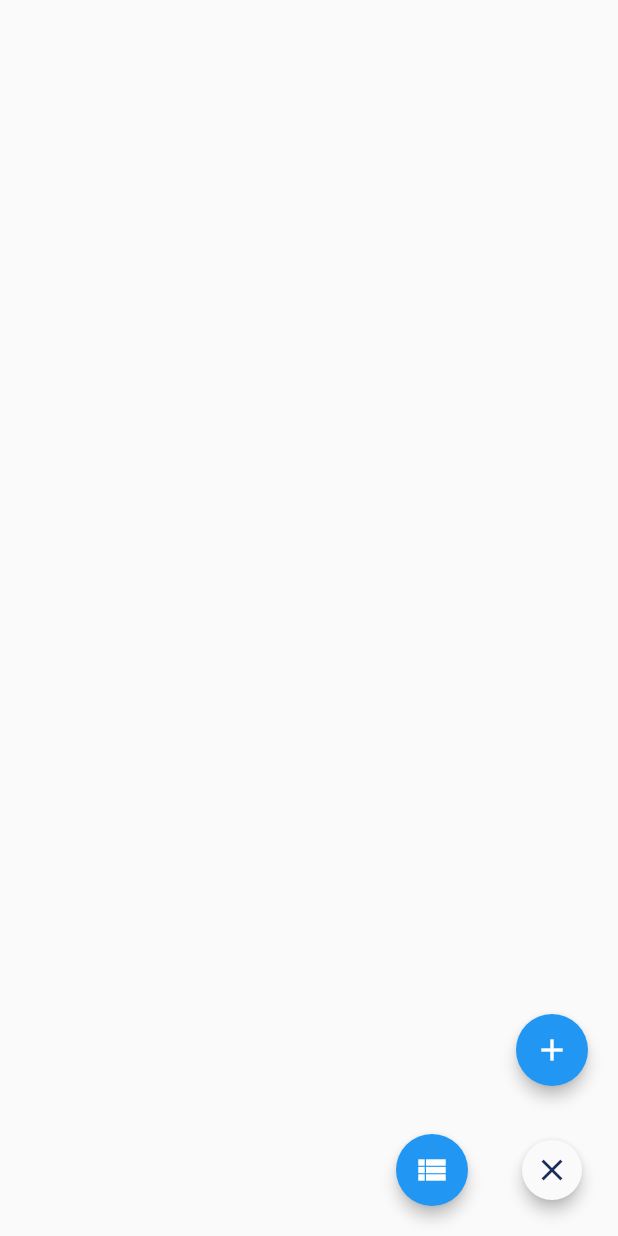
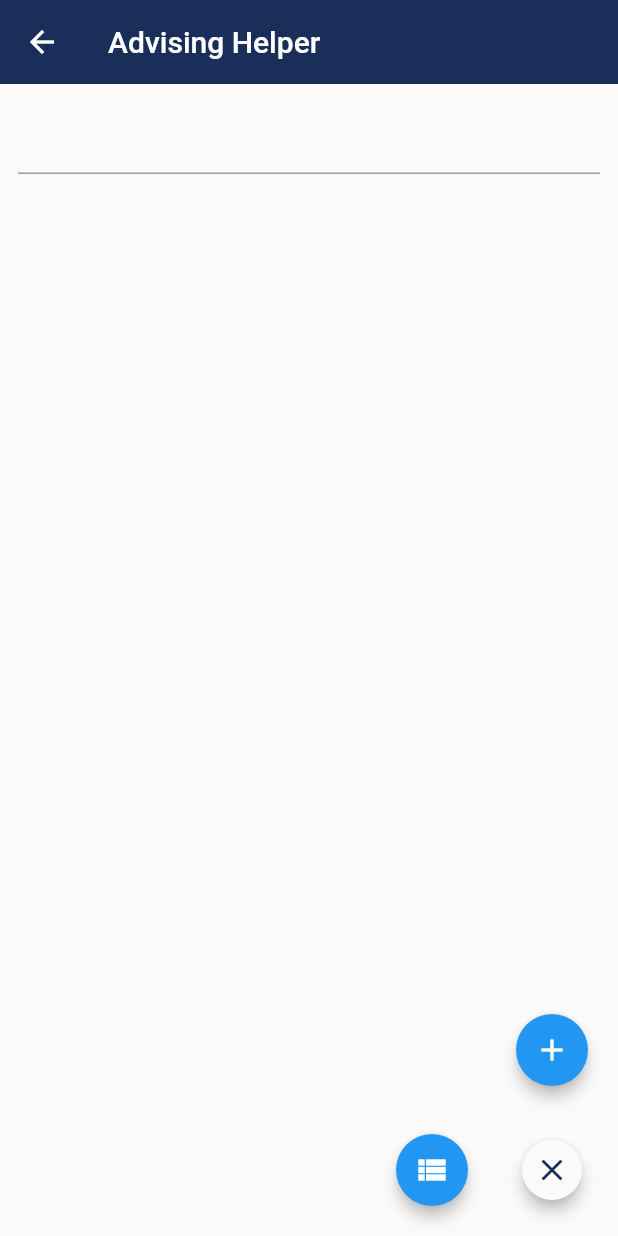
Before and after one commit to minhaz1217/no-cg-no-life, a Flutter app: the AdvisingHelperView screen opened by its route, after a tap on the "close" icon, on a phone screen of 412 x 824 dp. Run offline on Flutter 3.47's test engine with Material 2 defaults, Android fonts, the phone set to English and light mode, and no system bars; our stand-ins replace flutter_datetime_picker, get, page_transition, sqflite, syncfusion_flutter_gauges; accounts and stored records are empty; generated files the repository leaves out were written again.

Commit message:
selecting course for advising helper, working

```diff
--- a/no_cg_no_life_app/lib/localization/language_data/app_en.arb
+++ b/no_cg_no_life_app/lib/localization/language_data/app_en.arb
@@ -5,5 +5,6 @@
     "createAdvisingCourseCourseCodeHint" : "Course Code",
     "createAdvisingCourseSectionHint" : "Section",
     "createAdvisingCourseFacultyHint" : "Faculty Initials",
-    "showAllAdvisingCourse" : "Advising Courses List"
+    "showAllAdvisingCourse" : "Advising Courses List",
+    "advisingHelper" : "Advising Helper"
 }
--- a/no_cg_no_life_app/lib/screens/views/advising_course_crud/list_advising_course.dart
+++ b/no_cg_no_life_app/lib/screens/views/advising_course_crud/list_advising_course.dart
@@ -51,10 +51,10 @@ class _ShowAllAdvisingCourseState extends State<ShowAllAdvisingCourse> {
   @override
   Widget build(BuildContext context) {
     return Scaffold(
-        appBar: AppBar(
+      appBar: AppBar(
         title: Text( T(context)!.showAllAdvisingCourse),
         elevation: 0,
-        ),
+      ),
       body: FutureBuilder< List<Course> >(
         future: repository.getAll( where: "course_type = ?", whereArgs: <String>[ CourseType.AdvisingCourse.index.toString() ] ), // a previously-obtained Future<String> or null
         builder: (BuildContext context, AsyncSnapshot< List<Course> > snapshot) {
--- a/no_cg_no_life_app/lib/screens/views/advising_helper/advising_helper_view.dart
+++ b/no_cg_no_life_app/lib/screens/views/advising_helper/advising_helper_view.dart
@@ -1,5 +1,9 @@
 
 import 'package:flutter/material.dart';
+import 'package:get/get.dart';
+import 'package:no_cg_no_life_app/helpers/localization_helper.dart';
+import 'package:no_cg_no_life_app/models/domain_models/Course.dart';
+import 'package:no_cg_no_life_app/repository/base_repository.dart';
 import 'package:no_cg_no_life_app/screens/views/advising_helper/components/action_button.dart';
 import 'package:no_cg_no_life_app/screens/views/advising_helper/components/expandable_fab.dart';
 
@@ -9,10 +13,121 @@ class AdvisingHelperView extends StatefulWidget {
 }
 
 class _AdvisingHelperViewState extends State<AdvisingHelperView> {
+  BaseRepository<Course> repository = Get.find();
+  var _kOptions = List<String>.empty( growable: true );
+  var selectedCourseCodes = List<String>.empty(growable: true);
+
+  @override
+  void initState() {
+    super.initState();
+  }
+
   @override
   Widget build(BuildContext context) {
+    int? _value = 1;
+    return Scaffold(
+      appBar: AppBar(
+        title: Text( T(context)!.advisingHelper),
+        elevation: 0,
+      ),
+      body:
+      FutureBuilder< List<Course> >(
+        future: repository.getAll(),
+        builder: (BuildContext context, AsyncSnapshot< List<Course> > snapshot) {
+          Widget child;
+          if (snapshot.hasData) {
+            // filling the autocomplete options. and only taking unique ones
+            snapshot.data!.forEach((element) {
+              if(!_kOptions.contains( element.code.toLowerCase() )){
+                _kOptions.add(element.code.toLowerCase());
+              }
+            });
+            child =
+                Padding(
+                  padding: const EdgeInsets.all(12.0),
+                  child: ListView(
+                    children: [
+                      Autocomplete<String>(
+                        optionsBuilder: (TextEditingValue textEditingValue) {
+                          if (textEditingValue.text == '') {
+                            return const Iterable<String>.empty();
+                          }
+                          return _kOptions.where((String option) {
+                            return option.contains(textEditingValue.text.toLowerCase()) && !selectedCourseCodes.contains(option);
+                          });
+                        },
+                        onSelected: (String selection) {
+                          setState(() {
+                            // we only select the one that isn't already selected.
+                            if(!selectedCourseCodes.contains(selection)){
+                              selectedCourseCodes.add(selection);
+                            }
+                          });
+                        },
+                      ),
+                      Wrap(
+                        children: List<Widget>.generate(
+                          selectedCourseCodes.length,
+                              (int index) {
+                            return Padding(
+                              padding: const EdgeInsets.all(8.0),
+                              child: InputChip(
+                                label: Text('${selectedCourseCodes.elementAt(index)}'),
+                                elevation: 4,
+                                selected: true,
+                                onPressed: (){
+                                  setState(() {
+                                    selectedCourseCodes.remove(selectedCourseCodes.elementAt(index));
+                                  });
+                                },
+                              ),
+                            );
+                          },
+                        ).toList(),
+                      )
+                    ],
+                  ),
+                );
+          } else if (snapshot.hasError) {
+            child = Center(
+              child: Column(
+                  mainAxisAlignment: MainAxisAlignment.center,
+                  crossAxisAlignment: CrossAxisAlignment.center,
+                  children: <Widget>[
+                    Icon(
+                      Icons.error_outline,
+                      color: Colors.red,
+                      size: 60,
+                    ),
+                    Padding(
+                      padding: const EdgeInsets.only(top: 16),
+                      child: Text('Error: ${snapshot.error}'),
+                    )
+                  ]),
+            );
+          } else {
+            child = Center(
+              child: Column(
+                  mainAxisAlignment: MainAxisAlignment.center,
+                  crossAxisAlignment: CrossAxisAlignment.center,
+                  children: <Widget>[
+                    SizedBox(
+                      child: CircularProgressIndicator(),
+                      width: 60,
+                      height: 60,
+                    ),
+                    const Padding(
+                      padding: EdgeInsets.only(top: 16),
+                      child: Text('Awaiting result...'),
+                    )
+                  ]),
+            );
+          }
+          return child;
+        },
+      ),
 
-    return Scaffold(
+
       floatingActionButton: ExpandableFab(
         distance: 80.0,
         children: [
```
